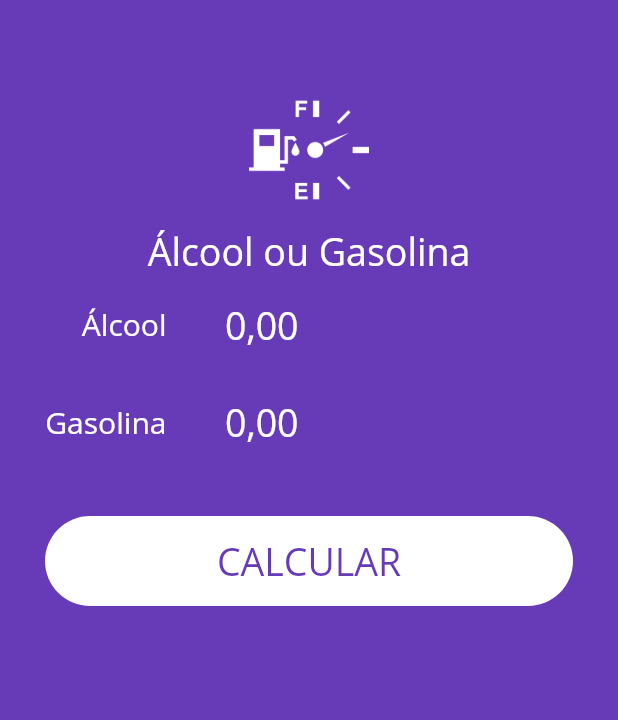
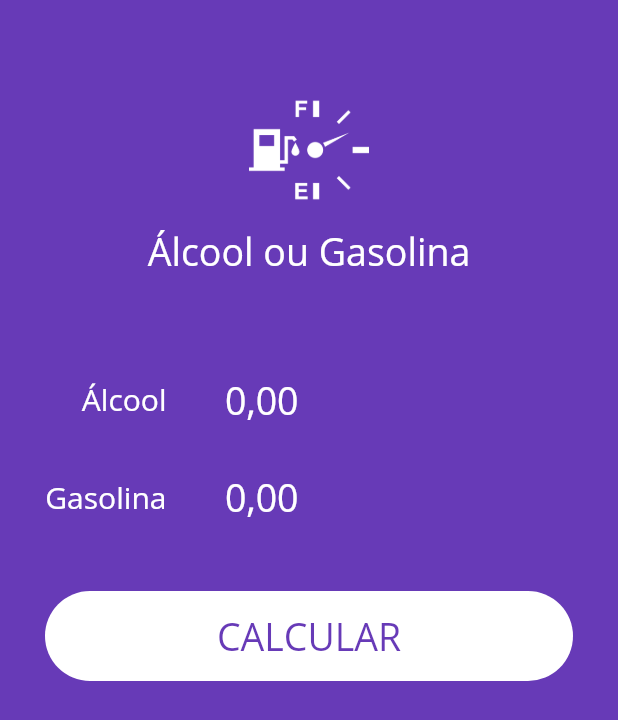
Before and after one commit to viniciusmorgado/alg, a Flutter app: the screen it shows after launch, on a phone screen of 412 x 824 dp. Shown: the top 720 px of the screen. Run offline on Flutter 3.47's test engine with Material 2 defaults, Android fonts, the phone set to English and light mode, and no system bars; our stand-ins replace flutter_masked_text; project files that could hold a hidden picture were left out.

Commit message:
add container for space between logo and inputs

```diff
--- a/lib/main.dart
+++ b/lib/main.dart
@@ -40,6 +40,8 @@ class HomePage extends StatelessWidget {
         children: <Widget>[
           // Importa o logo do arquivo lib/widget/logo.widget.dart
           Logo(),
+          // Container utilizado apenas para separar em 50px o logo dos inputs
+          Container(height: 50),
           // Importa o TextFormField do arquivo lib;widget/input.widget.dart
           Input(
             label: "Álcool",
```
